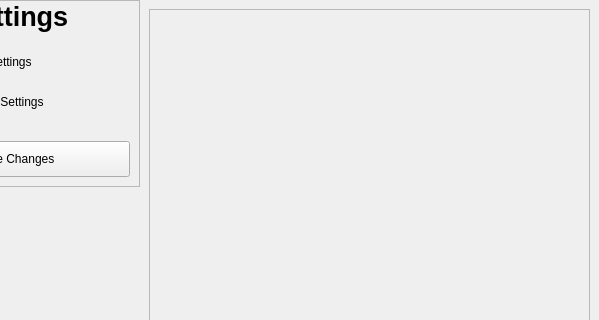
Qt form editsettingswindow.ui (nickdonnelly/horus) before a commit; both pictures show x 110 to 709 and y 0 to 320 of the 709 by 480 pixel window.
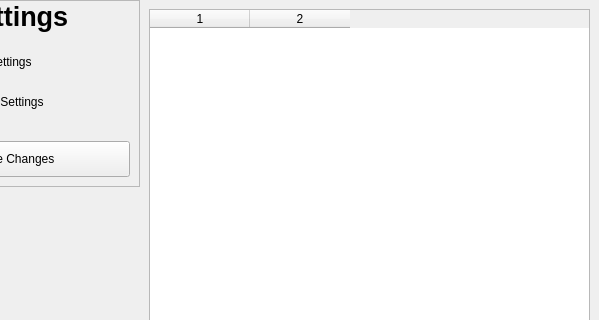
The same form after that commit. The open tabs and pages were chosen to show the change.

Commit message: Started redesign of hotkey editor.

Patch:
```diff
--- a/editsettingswindow.ui
+++ b/editsettingswindow.ui
@@ -979,35 +979,41 @@
         <widget class="QWidget" name="pageHotkeys">
          <layout class="QVBoxLayout" name="verticalLayout_17">
           <item>
-           <widget class="QScrollArea" name="scrollArea_2">
-            <property name="widgetResizable">
-             <bool>true</bool>
-            </property>
-            <property name="alignment">
-             <set>Qt::AlignLeading|Qt::AlignLeft|Qt::AlignTop</set>
-            </property>
-            <widget class="QWidget" name="scrollAreaWidgetContents">
-             <property name="geometry">
-              <rect>
-               <x>0</x>
-               <y>0</y>
-               <width>433</width>
-               <height>24</height>
-              </rect>
-             </property>
-             <property name="sizePolicy">
-              <sizepolicy hsizetype="Preferred" vsizetype="Fixed">
-               <horstretch>0</horstretch>
-               <verstretch>0</verstretch>
-              </sizepolicy>
-             </property>
-             <layout class="QVBoxLayout" name="verticalLayout_20">
-              <item>
-               <layout class="QVBoxLayout" name="layoutHotkeys"/>
-              </item>
-             </layout>
-            </widget>
-           </widget>
+           <layout class="QVBoxLayout" name="vlHotkeys">
+            <item>
+             <widget class="QTableWidget" name="twHotkeys">
+              <property name="horizontalScrollBarPolicy">
+               <enum>Qt::ScrollBarAlwaysOff</enum>
+              </property>
+              <property name="editTriggers">
+               <set>QAbstractItemView::NoEditTriggers</set>
+              </property>
+              <property name="alternatingRowColors">
+               <bool>true</bool>
+              </property>
+              <property name="selectionMode">
+               <enum>QAbstractItemView::SingleSelection</enum>
+              </property>
+              <property name="selectionBehavior">
+               <enum>QAbstractItemView::SelectRows</enum>
+              </property>
+              <property name="columnCount">
+               <number>2</number>
+              </property>
+              <attribute name="horizontalHeaderMinimumSectionSize">
+               <number>55</number>
+              </attribute>
+              <attribute name="horizontalHeaderStretchLastSection">
+               <bool>false</bool>
+              </attribute>
+              <attribute name="verticalHeaderVisible">
+               <bool>false</bool>
+              </attribute>
+              <column/>
+              <column/>
+             </widget>
+            </item>
+           </layout>
           </item>
          </layout>
         </widget>
```
Left out of the diff: 6 changed lines with no effect on the pictures. The commit also changes 5 other files.
